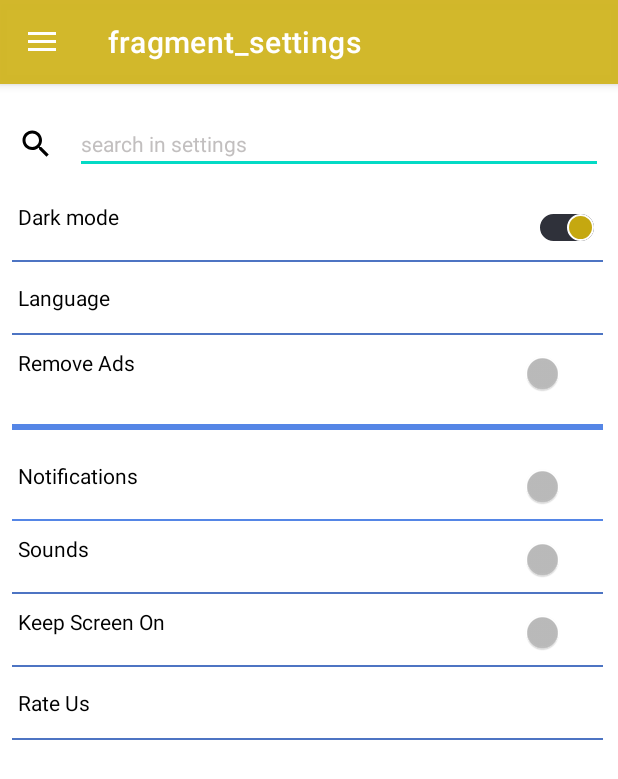
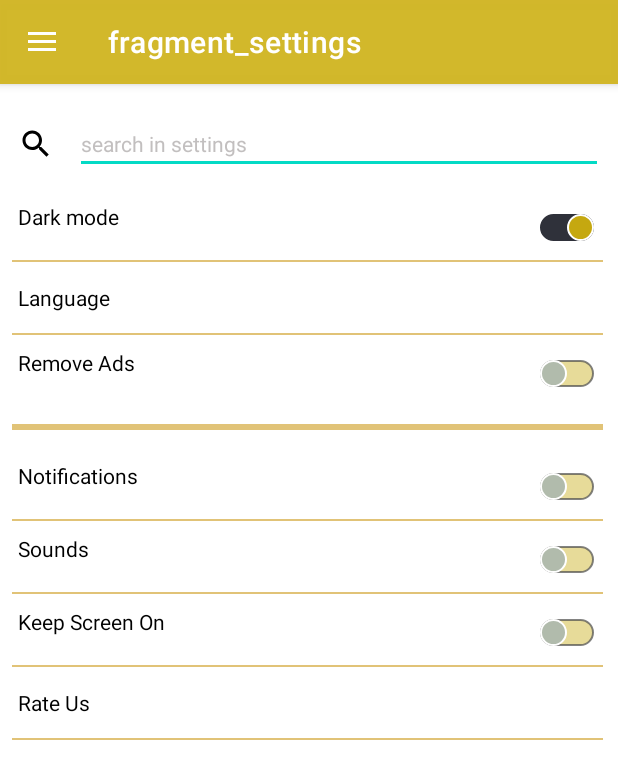
Before and after one commit to Mohamed02Emad/Protected_Notes, an Android app: the screen it shows after launch (MainActivity), in the side drawer, after a tap on "Settings", on a phone screen of 412 x 824 dp. Shown: the top 779 px of the screen. Run offline under Robolectric (Android 15) with nearby library versions, the phone set to English and light mode, and no system bars; our stand-ins replace navigation-ui.

Commit message:
M-theme was changed

```diff
--- /dev/null
+++ b/app/src/main/res/drawable/golden_shape.xml
@@ -0,0 +1,10 @@
+<?xml version="1.0" encoding="utf-8"?>
+<shape xmlns:android="http://schemas.android.com/apk/res/android">
+
+    <gradient
+        android:angle="180"
+        android:startColor="?attr/golden1"
+        android:centerColor="?attr/golden2"
+        android:endColor="?attr/golden3"
+        />
+</shape>
--- /dev/null
+++ b/app/src/main/res/drawable/ic_baseline_menu_book_white_24.xml
@@ -0,0 +1,8 @@
+<vector android:height="24dp" android:tint="#FFFFFF"
+    android:viewportHeight="24" android:viewportWidth="24"
+    android:width="24dp" xmlns:android="http://schemas.android.com/apk/res/android">
+    <path android:fillColor="@android:color/white" android:pathData="M21,5c-1.11,-0.35 -2.33,-0.5 -3.5,-0.5c-1.95,0 -4.05,0.4 -5.5,1.5c-1.45,-1.1 -3.55,-1.5 -5.5,-1.5S2.45,4.9 1,6v14.65c0,0.25 0.25,0.5 0.5,0.5c0.1,0 0.15,-0.05 0.25,-0.05C3.1,20.45 5.05,20 6.5,20c1.95,0 4.05,0.4 5.5,1.5c1.35,-0.85 3.8,-1.5 5.5,-1.5c1.65,0 3.35,0.3 4.75,1.05c0.1,0.05 0.15,0.05 0.25,0.05c0.25,0 0.5,-0.25 0.5,-0.5V6C22.4,5.55 21.75,5.25 21,5zM21,18.5c-1.1,-0.35 -2.3,-0.5 -3.5,-0.5c-1.7,0 -4.15,0.65 -5.5,1.5V8c1.35,-0.85 3.8,-1.5 5.5,-1.5c1.2,0 2.4,0.15 3.5,0.5V18.5z"/>
+    <path android:fillColor="@android:color/white" android:pathData="M17.5,10.5c0.88,0 1.73,0.09 2.5,0.26V9.24C19.21,9.09 18.36,9 17.5,9c-1.7,0 -3.24,0.29 -4.5,0.83v1.66C14.13,10.85 15.7,10.5 17.5,10.5z"/>
+    <path android:fillColor="@android:color/white" android:pathData="M13,12.49v1.66c1.13,-0.64 2.7,-0.99 4.5,-0.99c0.88,0 1.73,0.09 2.5,0.26V11.9c-0.79,-0.15 -1.64,-0.24 -2.5,-0.24C15.8,11.66 14.26,11.96 13,12.49z"/>
+    <path android:fillColor="@android:color/white" android:pathData="M17.5,14.33c-1.7,0 -3.24,0.29 -4.5,0.83v1.66c1.13,-0.64 2.7,-0.99 4.5,-0.99c0.88,0 1.73,0.09 2.5,0.26v-1.52C19.21,14.41 18.36,14.33 17.5,14.33z"/>
+</vector>
--- /dev/null
+++ b/app/src/main/res/drawable/thumbbb.xml
@@ -0,0 +1,29 @@
+<?xml version="1.0" encoding="utf-8"?>
+<selector xmlns:android="http://schemas.android.com/apk/res/android">
+
+    <item android:state_checked="true">
+
+        <shape android:shape="oval">
+
+            <solid android:color="#2FA41D"/>
+            <stroke android:width="1dp"
+                android:color="@color/white"/>
+            <size android:width="18dp"
+                android:height="18dp"/>
+        </shape>
+
+    </item>
+
+    <item android:state_checked="false">
+
+        <shape android:shape="oval">
+            <size android:width="18dp"
+                android:height="18dp"/>
+            <solid android:color="#B1BBAC"/>
+            <stroke android:width="1dp"
+                android:color="@color/white"/>
+        </shape>
+
+    </item>
+
+</selector>
--- /dev/null
+++ b/app/src/main/res/drawable/track2.xml
@@ -0,0 +1,23 @@
+<?xml version="1.0" encoding="utf-8"?>
+<selector xmlns:android="http://schemas.android.com/apk/res/android">
+
+    <item android:state_checked="true">
+        <shape android:shape="rectangle">
+
+            <solid android:color="@color/Golden_Theme"/>
+            <corners android:radius="10dp"/>
+            <stroke android:width="2dp"
+                android:color="#B8A6FF00"/>
+        </shape>
+    </item>
+
+    <item android:state_checked="false">
+        <shape android:shape="rectangle">
+
+            <solid android:color="#75CBB021"/>
+            <corners android:radius="10dp"/>
+            <stroke android:width="1dp"
+                android:color="#B8535251"/>
+        </shape>
+    </item>
+</selector>
--- a/app/src/main/res/layout/fragment_settings.xml
+++ b/app/src/main/res/layout/fragment_settings.xml
@@ -79,7 +79,7 @@
             android:layout_height="1dp"
             android:layout_marginRight="8dp"
             android:layout_marginBottom="10dp"
-            android:background="#C71C4EB2" />
+            android:background="?attr/line" />
 
 
         <TextView
@@ -98,7 +98,7 @@
             android:layout_height="1dp"
             android:layout_marginRight="8dp"
             android:layout_marginBottom="10dp"
-            android:background="#C71C4EB2" />
+            android:background="?attr/line" />
 
 
         <LinearLayout
@@ -126,7 +126,9 @@
                 android:layout_marginEnd="8dp"
                 android:padding="6dp"
                 android:showText="false"
-                tools:checked="false" />
+                tools:checked="false"
+                android:thumb="@drawable/thumbbb"
+                android:track="@drawable/track2"/>
         </LinearLayout>
 
         <View
@@ -135,7 +137,7 @@
             android:layout_marginTop="12dp"
             android:layout_marginRight="8dp"
             android:layout_marginBottom="22dp"
-            android:background="#C72664DF" />
+            android:background="?attr/line" />
 
 
         <LinearLayout
@@ -163,7 +165,9 @@
                 android:padding="6dp"
                 android:showText="false"
                 android:theme="@style/Platform.MaterialComponents"
-                tools:checked="false" />
+                tools:checked="false"
+                android:thumb="@drawable/thumbbb"
+                android:track="@drawable/track2"/>
         </LinearLayout>
 
         <View
@@ -171,7 +175,7 @@
             android:layout_height="1dp"
             android:layout_marginRight="8dp"
             android:layout_marginBottom="10dp"
-            android:background="#C72664DF" />
+            android:background="?attr/line" />
 
         <LinearLayout
             android:layout_width="match_parent"
@@ -199,7 +203,9 @@
                 android:padding="6dp"
                 android:showText="false"
                 android:theme="@style/Platform.MaterialComponents"
-                tools:checked="false" />
+                tools:checked="false"
+                android:thumb="@drawable/thumbbb"
+                android:track="@drawable/track2"/>
         </LinearLayout>
 
         <View
@@ -207,7 +213,7 @@
             android:layout_height="1dp"
             android:layout_marginRight="8dp"
             android:layout_marginBottom="10dp"
-            android:background="#C71C4EB2" />
+            android:background="?attr/line" />
 
         <LinearLayout
             android:layout_width="match_parent"
@@ -235,7 +241,9 @@
                 android:padding="6dp"
                 android:showText="false"
                 android:theme="@style/Platform.MaterialComponents"
-                tools:checked="false" />
+                tools:checked="false"
+                android:thumb="@drawable/thumbbb"
+                android:track="@drawable/track2"/>
         </LinearLayout>
 
         <View
@@ -243,7 +251,7 @@
             android:layout_height="1dp"
             android:layout_marginRight="8dp"
             android:layout_marginBottom="10dp"
-            android:background="#C71C4EB2" />
+            android:background="?attr/line" />
 
         <TextView
             android:id="@+id/RateUs_Button"
@@ -263,7 +271,7 @@
             android:layout_height="1dp"
             android:layout_marginRight="8dp"
             android:layout_marginBottom="10dp"
-            android:background="#C71C4EB2" />
+            android:background="?attr/line" />
 
 
     </LinearLayout>
--- a/app/src/main/res/layout/nav_header_main.xml
+++ b/app/src/main/res/layout/nav_header_main.xml
@@ -3,7 +3,7 @@
     xmlns:app="http://schemas.android.com/apk/res-auto"
     android:layout_width="match_parent"
     android:layout_height="@dimen/nav_header_height"
-    android:background="@drawable/side_nav_bar"
+    android:background="@drawable/golden_shape"
     android:gravity="bottom"
     android:orientation="vertical"
     android:paddingLeft="@dimen/activity_horizontal_margin"
@@ -14,11 +14,11 @@
 
     <ImageView
         android:id="@+id/imageView"
-        android:layout_width="wrap_content"
-        android:layout_height="wrap_content"
+        android:layout_width="75dp"
+        android:layout_height="75dp"
         android:contentDescription="@string/nav_header_desc"
         android:paddingTop="@dimen/nav_header_vertical_spacing"
-        app:srcCompat="@mipmap/ic_launcher_round" />
+        app:srcCompat="@drawable/ic_baseline_menu_book_white_24" />
 
     <TextView
         android:layout_width="match_parent"
@@ -27,9 +27,4 @@
         android:text="@string/nav_header_title"
         android:textAppearance="@style/TextAppearance.AppCompat.Body1" />
 
-    <TextView
-        android:id="@+id/textView"
-        android:layout_width="wrap_content"
-        android:layout_height="wrap_content"
-        android:text="@string/nav_header_subtitle" />
 </LinearLayout>
--- a/app/src/main/res/values-night/themes.xml
+++ b/app/src/main/res/values-night/themes.xml
@@ -3,7 +3,7 @@
     <style name="Theme.ProtectedNotes" parent="Theme.MaterialComponents.DayNight.DarkActionBar">
         <!-- Primary brand color. -->
 
-        <item name="colorPrimary">@color/Golden_Theme</item>
+        <item name="colorPrimary">#B8C3A606</item>
         <item name="colorPrimaryVariant">@color/purple_200</item>
         <item name="colorOnPrimary">@color/white</item>
         <!-- Secondary brand color. -->
@@ -11,9 +11,15 @@
         <item name="colorSecondaryVariant">@color/teal_700</item>
         <item name="colorOnSecondary">@color/black</item>
         <!-- Status bar color. -->
-        <item name="android:statusBarColor" tools:targetApi="l">?attr/colorPrimaryVariant</item>
+        <item name="android:statusBarColor" tools:targetApi="l">#4ED09C19</item>
         <!-- Customize your theme here. -->
+        <item name="golden1">#B8967F02</item>
+        <item name="golden2">#918335</item>
+        <item name="golden3">#6A5E1B</item>
         <item name="textTheme">#ffffff</item>
+        <item name="line">#4ED09C19</item>
+        <item name="trackkk">@color/Golden_Theme</item>
+        <item name="android:navigationBarColor">#4ED09C19</item>
     </style>
 
 
--- a/app/src/main/res/values/attr.xml
+++ b/app/src/main/res/values/attr.xml
@@ -2,5 +2,10 @@
 <resources>
     <declare-styleable name="txtcolor">
         <attr name="textTheme" format="color"/>
+        <attr name="golden1"   format="color"/>
+        <attr name="golden2"   format="color"/>
+        <attr name="golden3"   format="color"/>
+        <attr name="line"      format="color"/>
+        <attr name="trackkk"     format="color"/>
     </declare-styleable>
 </resources>
--- a/app/src/main/res/values/themes.xml
+++ b/app/src/main/res/values/themes.xml
@@ -13,6 +13,11 @@
         <item name="android:statusBarColor" tools:targetApi="l">#7DFADB35</item>
         <!-- Customize your theme here. -->
         <item name="textTheme">#000000</item>
+        <item name="golden1">@color/Golden_Theme</item>
+        <item name="golden2">#918335</item>
+        <item name="golden3">#6A5E1B</item>
+        <item name="line">#A2D0A12A</item>
+        <item name="trackkk">@color/Golden_Theme</item>
         <item name="android:navigationBarColor">#978526</item>
     </style>
 
```
